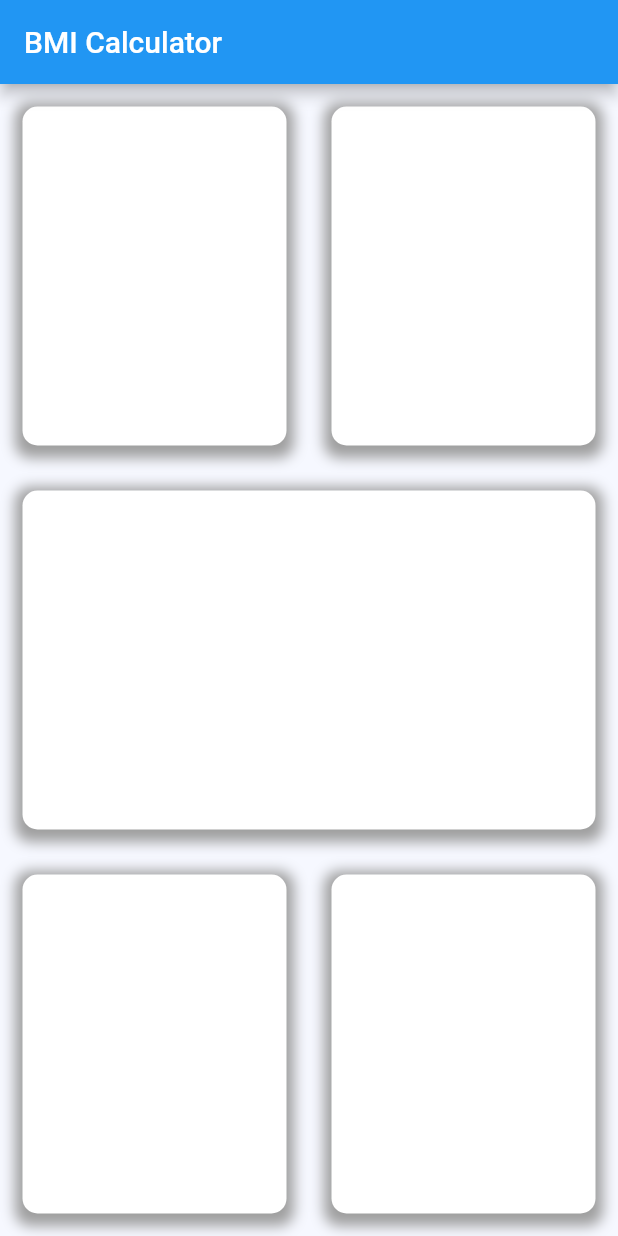
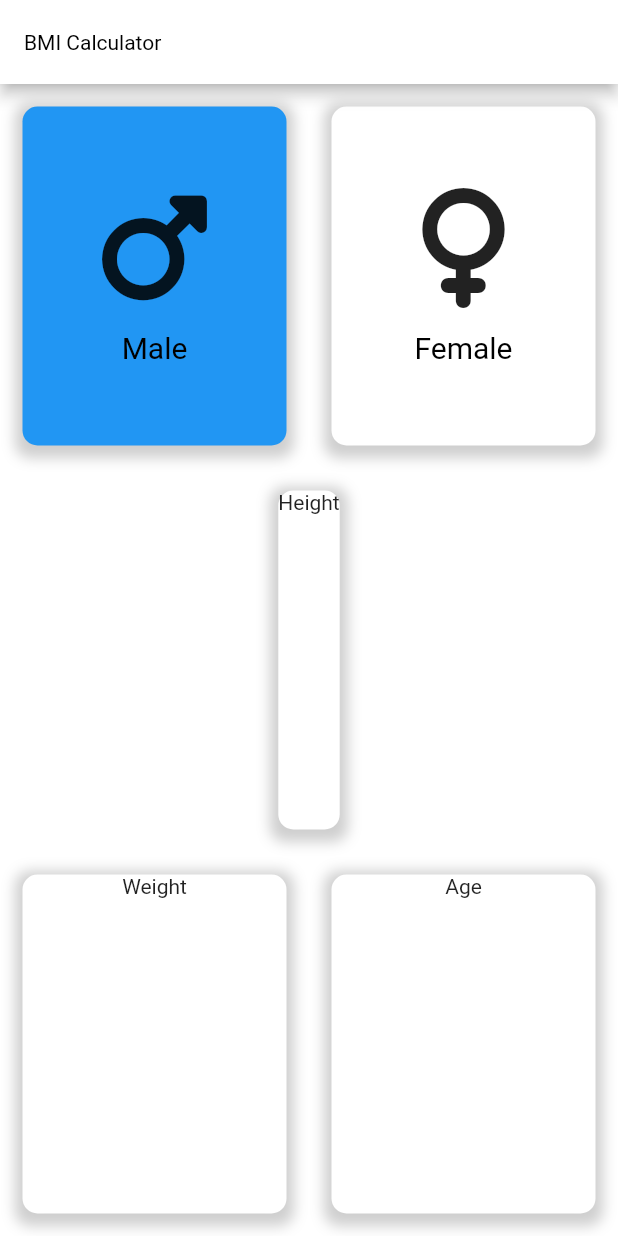
Before and after one commit to Engr-Afaq-Iqbal/BMI-Calculator-App, a Flutter app: the screen it shows after launch, on a phone screen of 412 x 824 dp. Run offline on Flutter 3.47's test engine with Material 2 defaults, Android fonts, the phone set to English and light mode, and no system bars; our stand-ins replace font_awesome_flutter.

Commit message:
UI Updated

```diff
--- a/lib/main.dart
+++ b/lib/main.dart
@@ -15,8 +15,8 @@ class MyApp extends StatelessWidget {
       debugShowCheckedModeBanner: false,
       title: 'Flutter Demo',
       theme: ThemeData(
-        primaryColor: Color(0xFFf6f8ff),
-        scaffoldBackgroundColor: Color(0xFFf6f8ff),
+        primaryColor: Color(0xFFffffff),
+        scaffoldBackgroundColor: Color(0xFFffffff),
       ),
       home: MainScreen(),
     );
--- a/lib/main_screen.dart
+++ b/lib/main_screen.dart
@@ -1,4 +1,5 @@
 import 'package:flutter/material.dart';
+import 'package:font_awesome_flutter/font_awesome_flutter.dart';
 
 class MainScreen extends StatefulWidget {
   const MainScreen({super.key});
@@ -13,22 +14,78 @@ class _MainScreenState extends State<MainScreen> {
     return Scaffold(
       appBar: AppBar(
         title: Text('BMI Calculator'),
+        titleTextStyle: TextStyle(
+          color: Colors.black,
+        ),
+        backgroundColor: Color(
+          0xFFffffff,
+        ),
       ),
       body: Column(
         children: <Widget>[
           Expanded(
               child: Row(
             children: <Widget>[
-              Expanded(child: ContainerBox()),
-              Expanded(child: ContainerBox()),
+              Expanded(
+                  child: ContainerBox(
+                boxColor: Colors.blue,
+                childWidget: Column(
+                    mainAxisAlignment: MainAxisAlignment.center,
+                    children: <Widget>[
+                      Icon(
+                        FontAwesomeIcons.mars,
+                        size: 80.0,
+                      ),
+                      SizedBox(height: 15.0),
+                      Text(
+                        'Male',
+                        style: TextStyle(
+                          color: Color(0xFF000000),
+                          fontSize: 20.0,
+                        ),
+                      ),
+                    ]),
+              )),
+              Expanded(
+                  child: ContainerBox(
+                boxColor: Color(0xFFffffff),
+                childWidget: Column(
+                    mainAxisAlignment: MainAxisAlignment.center,
+                    children: <Widget>[
+                      Icon(
+                        FontAwesomeIcons.venus,
+                        size: 80.0,
+                      ),
+                      SizedBox(height: 15.0),
+                      Text(
+                        'Female',
+                        style: TextStyle(
+                          color: Color(0xFF000000),
+                          fontSize: 20.0,
+                        ),
+                      ),
+                    ]),
+              )),
             ],
           )),
-          Expanded(child: ContainerBox()),
+          Expanded(
+              child: ContainerBox(
+            boxColor: Color(0xFFffffff),
+            childWidget: Column(children: [Text('Height')]),
+          )),
           Expanded(
               child: Row(
             children: <Widget>[
-              Expanded(child: ContainerBox()),
-              Expanded(child: ContainerBox()),
+              Expanded(
+                  child: ContainerBox(
+                boxColor: Color(0xFFffffff),
+                childWidget: Column(children: [Text('Weight')]),
+              )),
+              Expanded(
+                  child: ContainerBox(
+                boxColor: Color(0xFFffffff),
+                childWidget: Column(children: [Text('Age')]),
+              )),
             ],
           )),
         ],
@@ -38,20 +95,21 @@ class _MainScreenState extends State<MainScreen> {
 }
 
 class ContainerBox extends StatelessWidget {
-  const ContainerBox({
-    Key? key,
-  }) : super(key: key);
+  ContainerBox({required this.boxColor, required this.childWidget});
+  final Color boxColor;
+  final Widget childWidget;
 
   @override
   Widget build(BuildContext context) {
     return Container(
+      child: childWidget,
       margin: EdgeInsets.all(15.0),
       decoration: BoxDecoration(
           borderRadius: BorderRadius.circular(10.0),
-          color: Color(0xFFffffff),
-          boxShadow: const [
+          color: boxColor,
+          boxShadow: [
             BoxShadow(
-              color: Colors.grey,
+              color: Colors.grey.withOpacity(0.5),
               blurRadius: 7.0,
               spreadRadius: 5.0,
               offset: Offset(0, 3),
--- a/pubspec.yaml
+++ b/pubspec.yaml
@@ -36,6 +36,7 @@ dependencies:
   # The following adds the Cupertino Icons font to your application.
   # Use with the CupertinoIcons class for iOS style icons.
   cupertino_icons: ^1.0.2
+  font_awesome_flutter: ^10.1.0
 
 dev_dependencies:
   flutter_test:
```
Also changed, not shown: pubspec.lock.
